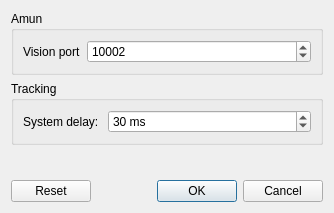
The window that src/gui/configdialog.ui (robotics-erlangen/autoref) describes before a commit, drawn with Qt 5.
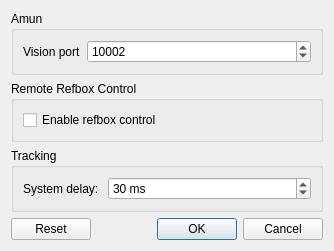
The same window after the commit.

Commit message: Add refbox control config option

What changed in the file:
```diff
--- a/src/gui/configdialog.ui
+++ b/src/gui/configdialog.ui
@@ -43,6 +43,22 @@
      </layout>
     </widget>
    </item>
+   <item>
+    <widget class="QGroupBox" name="groupBox_5">
+     <property name="title">
+      <string>Remote Refbox Control</string>
+     </property>
+     <layout class="QFormLayout" name="formLayout_5">
+     <item row="0" column="0" colspan="2">
+      <widget class="QCheckBox" name="refboxControlUse">
+       <property name="text">
+        <string>Enable refbox control</string>
+       </property>
+      </widget>
+     </item>
+     </layout>
+    </widget>
+</item>
    <item>
     <widget class="QGroupBox" name="groupBox_2">
      <property name="title">
```
The commit also changes 1 other file.
